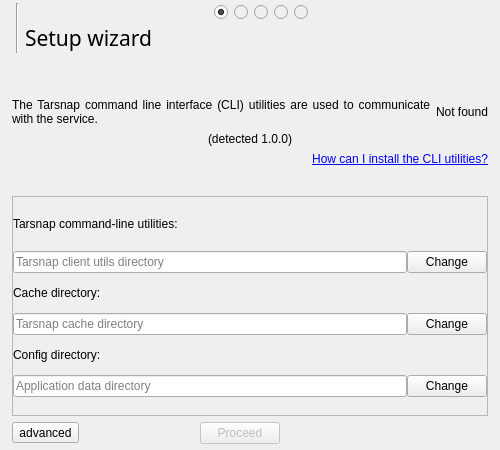
Before: the Qt Designer form forms/setupdialog.ui in Tarsnap/tarsnap-gui, drawn with Qt 5.
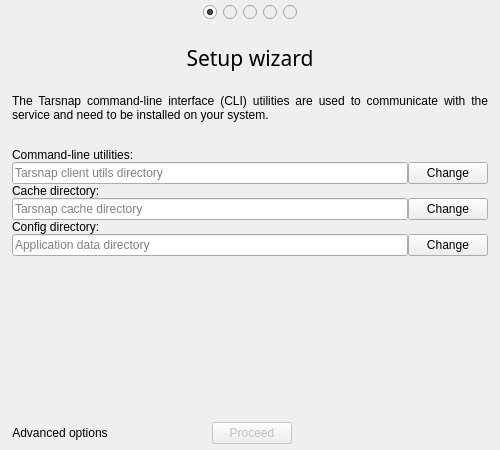
After: the same form once the commit is applied. The open tabs and pages were chosen to show the change. Icons and pictures are not drawn.

Commit message:
Rework changes for setup wizard done by Graham.
Based on PR #50.

Patch:
```diff
--- a/forms/setupdialog.ui
+++ b/forms/setupdialog.ui
@@ -47,7 +47,7 @@
     <number>6</number>
    </property>
    <item>
-    <layout class="QGridLayout" name="headerLayout">
+    <layout class="QVBoxLayout" name="verticalLayout_8">
      <property name="leftMargin">
       <number>3</number>
      </property>
@@ -60,13 +60,7 @@
      <property name="bottomMargin">
       <number>6</number>
      </property>
-     <property name="horizontalSpacing">
-      <number>6</number>
-     </property>
-     <property name="verticalSpacing">
-      <number>0</number>
-     </property>
-     <item row="0" column="2">
+     <item>
       <widget class="QWidget" name="wizardNavigateWidget" native="true">
        <property name="styleSheet">
         <string notr="true"/>
@@ -193,8 +187,21 @@
        </layout>
       </widget>
      </item>
-     <item row="1" column="2">
-      <widget class="QLabel" name="stageLabel">
+     <item>
+      <widget class="QLabel" name="iconLabel">
+       <property name="text">
+        <string/>
+       </property>
+       <property name="pixmap">
+        <pixmap resource="../resources/resources.qrc">:/icons/tarsnap.png</pixmap>
+       </property>
+       <property name="alignment">
+        <set>Qt::AlignCenter</set>
+       </property>
+      </widget>
+     </item>
+     <item>
+      <widget class="QLabel" name="titleLabel">
        <property name="font">
         <font>
          <family>Abyssinica SIL</family>
@@ -204,25 +211,8 @@
        <property name="text">
         <string>Setup wizard</string>
        </property>
-      </widget>
-     </item>
-     <item row="0" column="0" rowspan="2">
-      <widget class="QLabel" name="iconLabel_2">
-       <property name="text">
-        <string/>
-       </property>
-       <property name="pixmap">
-        <pixmap resource="../resources/resources.qrc">:/icons/tarsnap-logo.png</pixmap>
-       </property>
-       <property name="scaledContents">
-        <bool>false</bool>
-       </property>
-      </widget>
-     </item>
-     <item row="0" column="1" rowspan="2">
-      <widget class="Line" name="line">
-       <property name="orientation">
-        <enum>Qt::Vertical</enum>
+       <property name="alignment">
+        <set>Qt::AlignCenter</set>
        </property>
       </widget>
      </item>
@@ -407,119 +397,62 @@
            <number>0</number>
           </property>
           <item>
-           <spacer name="verticalSpacer_6">
-            <property name="orientation">
-             <enum>Qt::Vertical</enum>
+           <widget class="QLabel" name="label">
+            <property name="sizePolicy">
+             <sizepolicy hsizetype="Expanding" vsizetype="Fixed">
+              <horstretch>0</horstretch>
+              <verstretch>0</verstretch>
+             </sizepolicy>
             </property>
-            <property name="sizeHint" stdset="0">
-             <size>
-              <width>20</width>
-              <height>10</height>
-             </size>
+            <property name="text">
+             <string>The Tarsnap command-line interface (CLI) utilities are used to communicate with the service and need to be installed on your system.</string>
             </property>
-           </spacer>
+            <property name="alignment">
+             <set>Qt::AlignJustify|Qt::AlignVCenter</set>
+            </property>
+            <property name="wordWrap">
+             <bool>true</bool>
+            </property>
+            <property name="openExternalLinks">
+             <bool>true</bool>
+            </property>
+            <property name="textInteractionFlags">
+             <set>Qt::LinksAccessibleByMouse|Qt::TextSelectableByMouse</set>
+            </property>
+           </widget>
           </item>
           <item>
-           <layout class="QGridLayout" name="detectCLILayout">
-            <item row="1" column="0">
-             <widget class="QLabel" name="label">
-              <property name="sizePolicy">
-               <sizepolicy hsizetype="Expanding" vsizetype="Fixed">
-                <horstretch>0</horstretch>
-                <verstretch>0</verstretch>
-               </sizepolicy>
-              </property>
-              <property name="text">
-               <string>The Tarsnap command line interface (CLI) utilities are used to communicate with the service.</string>
-              </property>
-              <property name="alignment">
-               <set>Qt::AlignJustify|Qt::AlignVCenter</set>
-              </property>
-              <property name="wordWrap">
-               <bool>true</bool>
-              </property>
-              <property name="openExternalLinks">
-               <bool>true</bool>
-              </property>
-              <property name="textInteractionFlags">
-               <set>Qt::LinksAccessibleByMouse|Qt::TextSelectableByMouse</set>
-              </property>
-             </widget>
-            </item>
-            <item row="1" column="1">
-             <widget class="QLabel" name="foundCLILabel">
-              <property name="sizePolicy">
-               <sizepolicy hsizetype="Preferred" vsizetype="Fixed">
-                <horstretch>0</horstretch>
-                <verstretch>0</verstretch>
-               </sizepolicy>
-              </property>
-              <property name="text">
-               <string>Not found</string>
-              </property>
-             </widget>
-            </item>
-            <item row="2" column="0" colspan="2">
-             <widget class="QLabel" name="clientVersionLabel">
-              <property name="sizePolicy">
-               <sizepolicy hsizetype="Preferred" vsizetype="Fixed">
-                <horstretch>0</horstretch>
-                <verstretch>0</verstretch>
-               </sizepolicy>
-              </property>
-              <property name="text">
-               <string>(detected 1.0.0)</string>
-              </property>
-              <property name="alignment">
-               <set>Qt::AlignCenter</set>
-              </property>
-             </widget>
-            </item>
-            <item row="3" column="0" colspan="2">
-             <widget class="QLabel" name="installLinkLabel">
-              <property name="sizePolicy">
-               <sizepolicy hsizetype="Preferred" vsizetype="Fixed">
-                <horstretch>0</horstretch>
-                <verstretch>0</verstretch>
-               </sizepolicy>
-              </property>
-              <property name="text">
-               <string>&lt;a href=&quot;http://tarsnap.com&quot;&gt;&lt;span style=&quot; text-decoration: underline; color:#0000ff;&quot;&gt;How can I install the CLI utilities?&lt;/span&gt;&lt;/a&gt;</string>
-              </property>
-              <property name="alignment">
-               <set>Qt::AlignRight|Qt::AlignTrailing|Qt::AlignVCenter</set>
-              </property>
-             </widget>
-            </item>
-           </layout>
-          </item>
-          <item>
-           <spacer name="verticalSpacer_5">
-            <property name="orientation">
-             <enum>Qt::Vertical</enum>
+           <widget class="QLabel" name="clientVersionLabel">
+            <property name="sizePolicy">
+             <sizepolicy hsizetype="Preferred" vsizetype="Fixed">
+              <horstretch>0</horstretch>
+              <verstretch>0</verstretch>
+             </sizepolicy>
             </property>
-            <property name="sizeHint" stdset="0">
-             <size>
-              <width>20</width>
-              <height>10</height>
-             </size>
+            <property name="font">
+             <font>
+              <italic>true</italic>
+             </font>
             </property>
-           </spacer>
+            <property name="text">
+             <string/>
+            </property>
+            <property name="alignment">
+             <set>Qt::AlignCenter</set>
+            </property>
+            <property name="openExternalLinks">
+             <bool>true</bool>
+            </property>
+           </widget>
           </item>
           <item>
-           <widget class="QFrame" name="advancedCLIFrame">
+           <widget class="QWidget" name="advancedCLIWidget" native="true">
             <property name="minimumSize">
              <size>
               <width>0</width>
               <height>220</height>
              </size>
             </property>
-            <property name="frameShape">
-             <enum>QFrame::StyledPanel</enum>
-            </property>
-            <property name="frameShadow">
-             <enum>QFrame::Raised</enum>
-            </property>
             <layout class="QGridLayout" name="gridLayout">
              <property name="leftMargin">
               <number>0</number>
@@ -536,6 +469,38 @@
              <property name="spacing">
               <number>0</number>
              </property>
+             <item row="3" column="0">
+              <widget class="QLineEdit" name="tarsnapCacheLineEdit">
+               <property name="toolTip">
+                <string>Tarsnap caches information about what it has uploaded in a local directory</string>
+               </property>
+               <property name="dragEnabled">
+                <bool>true</bool>
+               </property>
+               <property name="placeholderText">
+                <string>Tarsnap cache directory</string>
+               </property>
+               <property name="clearButtonEnabled">
+                <bool>true</bool>
+               </property>
+              </widget>
+             </item>
+             <item row="5" column="0">
+              <widget class="QLineEdit" name="appDataPathLineEdit">
+               <property name="toolTip">
+                <string>The data directory is used to store app data, settings and the machine key</string>
+               </property>
+               <property name="text">
+                <string/>
+               </property>
+               <property name="placeholderText">
+                <string>Application data directory</string>
+               </property>
+               <property name="clearButtonEnabled">
+                <bool>true</bool>
+               </property>
+              </widget>
+             </item>
              <item row="1" column="2">
               <widget class="QPushButton" name="tarsnapPathBrowseButton">
                <property name="toolTip">
@@ -549,6 +514,16 @@
                </property>
               </widget>
              </item>
+             <item row="5" column="2">
+              <widget class="QPushButton" name="appDataBrowseButton">
+               <property name="toolTip">
+                <string>Change application data directory</string>
+               </property>
+               <property name="text">
+                <string>Change</string>
+               </property>
+              </widget>
+             </item>
              <item row="4" column="0" colspan="2">
               <widget class="QLabel" name="label_10">
                <property name="sizePolicy">
@@ -565,6 +540,25 @@
                </property>
               </widget>
              </item>
+             <item row="0" column="0" colspan="2">
+              <widget class="QLabel" name="label_6">
+               <property name="sizePolicy">
+                <sizepolicy hsizetype="Preferred" vsizetype="Fixed">
+                 <horstretch>0</horstretch>
+                 <verstretch>0</verstretch>
+                </sizepolicy>
+               </property>
+               <property name="text">
+                <string>Command-line utilities:</string>
+               </property>
+               <property name="alignment">
+                <set>Qt::AlignLeading|Qt::AlignLeft|Qt::AlignVCenter</set>
+               </property>
+               <property name="wordWrap">
+                <bool>true</bool>
+               </property>
+              </widget>
+             </item>
              <item row="3" column="2">
               <widget class="QPushButton" name="tarsnapCacheBrowseButton">
                <property name="toolTip">
@@ -578,19 +572,6 @@
                </property>
               </widget>
              </item>
-             <item row="5" column="0">
-              <widget class="QLineEdit" name="appDataPathLineEdit">
-               <property name="text">
-                <string/>
-               </property>
-               <property name="placeholderText">
-                <string>Application data directory</string>
-               </property>
-               <property name="clearButtonEnabled">
-                <bool>true</bool>
-               </property>
-              </widget>
-             </item>
              <item row="2" column="0" colspan="2">
               <widget class="QLabel" name="label_7">
                <property name="sizePolicy">
@@ -610,19 +591,6 @@
                </property>
               </widget>
              </item>
-             <item row="3" column="0">
-              <widget class="QLineEdit" name="tarsnapCacheLineEdit">
-               <property name="dragEnabled">
-                <bool>true</bool>
-               </property>
-               <property name="placeholderText">
-                <string>Tarsnap cache directory</string>
-               </property>
-               <property name="clearButtonEnabled">
-                <bool>true</bool>
-               </property>
-              </widget>
-             </item>
              <item row="1" column="0">
               <widget class="QLineEdit" name="tarsnapPathLineEdit">
                <property name="toolTip">
@@ -642,34 +610,18 @@
                </property>
               </widget>
              </item>
-             <item row="5" column="2">
-              <widget class="QPushButton" name="appDataBrowseButton">
-               <property name="toolTip">
-                <string>Change application data directory</string>
+             <item row="6" column="0" colspan="3">
+              <spacer name="verticalSpacer_5">
+               <property name="orientation">
+                <enum>Qt::Vertical</enum>
                </property>
-               <property name="text">
-                <string>Change</string>
+               <property name="sizeHint" stdset="0">
+                <size>
+                 <width>20</width>
+                 <height>40</height>
+                </size>
                </property>
-              </widget>
-             </item>
-             <item row="0" column="0" colspan="2">
-              <widget class="QLabel" name="label_6">
-               <property name="sizePolicy">
-                <sizepolicy hsizetype="Preferred" vsizetype="Fixed">
-                 <horstretch>0</horstretch>
-                 <verstretch>0</verstretch>
-                </sizepolicy>
-               </property>
-               <property name="text">
-                <string>Tarsnap command-line utilities:</string>
-               </property>
-               <property name="alignment">
-                <set>Qt::AlignLeading|Qt::AlignLeft|Qt::AlignVCenter</set>
-               </property>
-               <property name="wordWrap">
-                <bool>true</bool>
-               </property>
-              </widget>
+              </spacer>
              </item>
             </layout>
            </widget>
@@ -696,33 +648,36 @@
            <number>0</number>
           </property>
           <item>
-           <widget class="QToolButton" name="advancedCLIButton">
+           <widget class="QPushButton" name="advancedCLIButton">
+            <property name="toolTip">
+             <string>Show advanced setup options</string>
+            </property>
+            <property name="styleSheet">
+             <string notr="true">QPushButton {
+border: none;
+}</string>
+            </property>
             <property name="text">
-             <string>advanced</string>
+             <string>Advanced options</string>
             </property>
             <property name="icon">
              <iconset resource="../resources/resources.qrc">
-              <normaloff>:/icons/caret-top.png</normaloff>:/icons/caret-top.png</iconset>
+              <normaloff>:/icons/caret-top.png</normaloff>
+              <normalon>:/icons/caret-bottom.png</normalon>:/icons/caret-top.png</iconset>
             </property>
-            <property name="toolButtonStyle">
-             <enum>Qt::ToolButtonTextBesideIcon</enum>
-            </property>
-            <property name="autoRaise">
-             <bool>false</bool>
+            <property name="checkable">
+             <bool>true</bool>
             </property>
            </widget>
           </item>
           <item>
-           <spacer name="horizontalSpacer_5">
+           <spacer name="horizontalSpacer_13">
             <property name="orientation">
              <enum>Qt::Horizontal</enum>
             </property>
-            <property name="sizeType">
-             <enum>QSizePolicy::MinimumExpanding</enum>
-            </property>
             <property name="sizeHint" stdset="0">
              <size>
-              <width>153</width>
+              <width>40</width>
               <height>20</height>
              </size>
             </property>
@@ -741,33 +696,27 @@
             </property>
            </widget>
           </item>
+          <item>
+           <spacer name="horizontalSpacer_5">
+            <property name="orientation">
+             <enum>Qt::Horizontal</enum>
+            </property>
+            <property name="sizeHint" stdset="0">
+             <size>
+              <width>40</width>
+              <height>20</height>
+             </size>
+            </property>
+           </spacer>
+          </item>
           <item>
            <spacer name="horizontalSpacer_6">
             <property name="orientation">
              <enum>Qt::Horizontal</enum>
             </property>
-            <property name="sizeType">
-             <enum>QSizePolicy::MinimumExpanding</enum>
-            </property>
             <property name="sizeHint" stdset="0">
              <size>
-              <width>153</width>
-              <height>20</height>
-             </size>
-            </property>
-           </spacer>
-          </item>
-          <item>
-           <spacer name="advancedSpacer">
-            <property name="orientation">
-             <enum>Qt::Horizontal</enum>
-            </property>
-            <property name="sizeType">
-             <enum>QSizePolicy::Fixed</enum>
-            </property>
-            <property name="sizeHint" stdset="0">
-             <size>
-              <width>92</width>
+              <width>40</width>
               <height>20</height>
              </size>
             </property>
@@ -808,7 +757,7 @@
        <item>
         <widget class="QLabel" name="label_3">
          <property name="text">
-          <string>Have you used Tarsnap on this machine already and have a key? Tarsnap can attempt to restore its previous configuration.</string>
+          <string>Have you used or are using Tarsnap on this machine already and have a key? If yes you can proceed with the same key.</string>
          </property>
          <property name="alignment">
           <set>Qt::AlignJustify|Qt::AlignVCenter</set>
@@ -923,7 +872,7 @@
        <item>
         <widget class="QLabel" name="registerPageInfoLabel">
          <property name="text">
-          <string>&lt;html&gt;&lt;head/&gt;&lt;body&gt;&lt;p&gt;Please use your Tarsnap account credentials. Don't have an account? Register on &lt;a href=&quot;http://tarsnap.com&quot;&gt;&lt;span style=&quot; text-decoration: underline; color:#0000ff;&quot;&gt;tarsnap.com&lt;/span&gt;&lt;/a&gt;.&lt;/p&gt;&lt;/body&gt;&lt;/html&gt;</string>
+          <string>&lt;html&gt;&lt;head/&gt;&lt;body&gt;&lt;p&gt;Please use your Tarsnap account credentials to register this machine with the service and create a local key specific to this machine. Don't have an account? Register on &lt;a href=&quot;http://tarsnap.com&quot;&gt;&lt;span style=&quot; text-decoration: underline; color:#0000ff;&quot;&gt;tarsnap.com&lt;/span&gt;&lt;/a&gt; then come back here to fill in the credentials.&lt;/p&gt;&lt;/body&gt;&lt;/html&gt;</string>
          </property>
          <property name="alignment">
           <set>Qt::AlignJustify|Qt::AlignVCenter</set>
@@ -1185,28 +1134,12 @@
         </widget>
        </item>
        <item>
-        <widget class="QTextBrowser" name="doneInfoTextBrowser">
-         <property name="readOnly">
-          <bool>true</bool>
-         </property>
-         <property name="html">
-          <string>&lt;!DOCTYPE HTML PUBLIC &quot;-//W3C//DTD HTML 4.0//EN&quot; &quot;http://www.w3.org/TR/REC-html40/strict.dtd&quot;&gt;
-&lt;html&gt;&lt;head&gt;&lt;meta name=&quot;qrichtext&quot; content=&quot;1&quot; /&gt;&lt;style type=&quot;text/css&quot;&gt;
-p, li { white-space: pre-wrap; }
-&lt;/style&gt;&lt;/head&gt;&lt;body style=&quot; font-family:'Sans'; font-size:10pt; font-weight:400; font-style:normal;&quot;&gt;
-&lt;p style=&quot; margin-top:0px; margin-bottom:0px; margin-left:0px; margin-right:0px; -qt-block-indent:0; text-indent:0px;&quot;&gt;* Your machine's key file is located at &lt;a href=&quot;%1&quot;&gt;&lt;span style=&quot; text-decoration: underline; color:#0000ff;&quot;&gt;%2&lt;/span&gt;&lt;/a&gt;.&lt;/p&gt;
-&lt;p style=&quot; margin-top:0px; margin-bottom:0px; margin-left:0px; margin-right:0px; -qt-block-indent:0; text-indent:0px;&quot;&gt;* Store a backup of the machine key somewhere safe. If you lose the Tarsnap key file for this machine, you will not be able to recover any of the archived data using that key.&lt;/p&gt;
-&lt;p style=&quot; margin-top:0px; margin-bottom:0px; margin-left:0px; margin-right:0px; -qt-block-indent:0; text-indent:0px;&quot;&gt;* The application doesn't store your Tarsnap credentials for safety reasons.&lt;/p&gt;
-&lt;p style=&quot; margin-top:0px; margin-bottom:0px; margin-left:0px; margin-right:0px; -qt-block-indent:0; text-indent:0px;&quot;&gt;* If you have multiple machines, you almost certainly want to create a separate key file for each machine.&lt;/p&gt;&lt;/body&gt;&lt;/html&gt;</string>
-         </property>
-         <property name="textInteractionFlags">
-          <set>Qt::LinksAccessibleByMouse|Qt::TextSelectableByMouse</set>
-         </property>
-         <property name="openExternalLinks">
-          <bool>true</bool>
-         </property>
-         <property name="openLinks">
-          <bool>false</bool>
+        <widget class="QPlainTextEdit" name="doneInfoPlainTextEdit">
+         <property name="plainText">
+          <string>* Your machine's key file is located at %2.
+* Store a backup of the machine key somewhere safe. If you lose the Tarsnap key file for this machine, you will not be able to recover any of the archived data using that key.
+* The application doesn't store your Tarsnap credentials for safety reasons.
+* If you have multiple machines, you almost certainly want to create a separate key file for each machine.</string>
          </property>
         </widget>
        </item>
```
Left out of the diff: 2 changed lines with no effect on the pictures. The commit also changes 2 other files.
